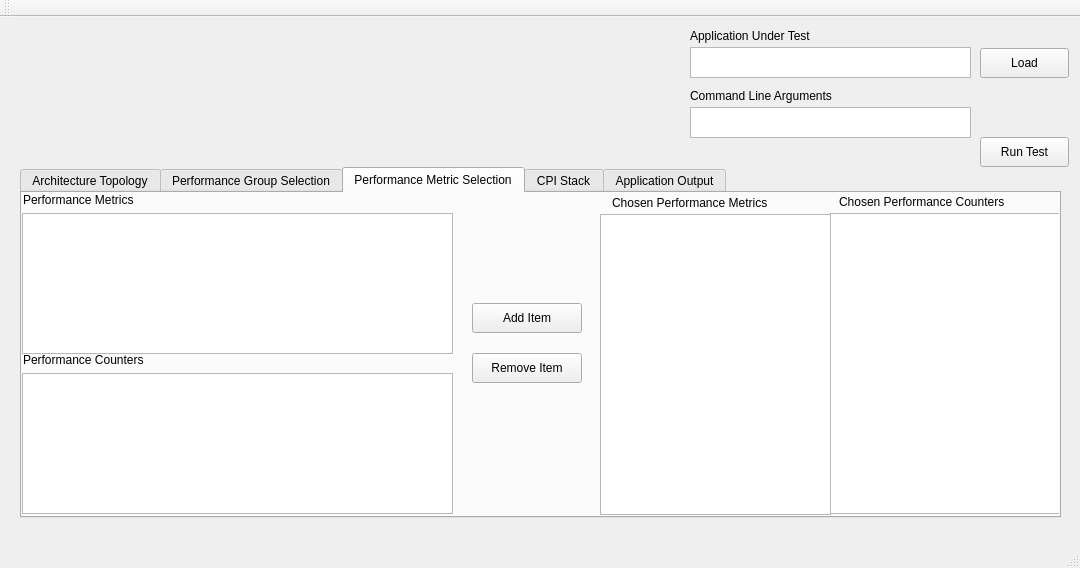
Before: the Qt Designer form Project/QuickPerformance/mainwindow.ui in Areon1031/CPE_631_Advanced_Computer_Architecture, drawn with Qt 5.
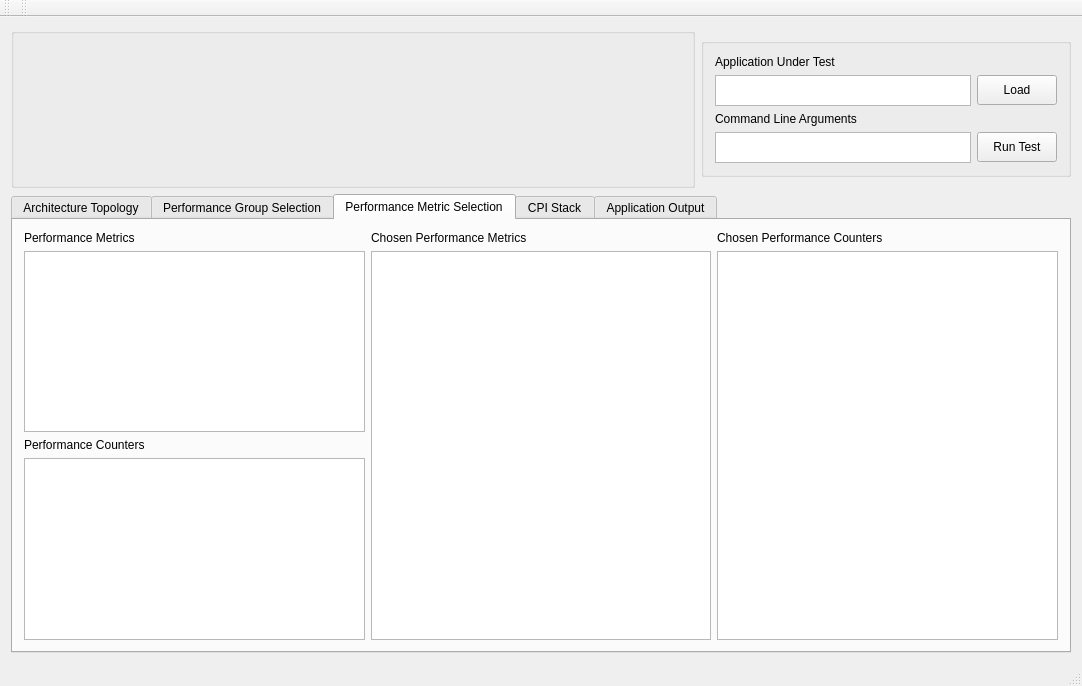
After: the same form once the commit is applied. The open tabs and pages were chosen to show the change. Custom widgets are drawn as their Qt base class.

Commit message: - Added group boxes around most items - Set fixed sizes for the widgets that won't be affected by resizing - Added Grid layouts to all of the widgets - Got the resizing to work correctly - Removed the add and remove buttons from the perf groups / metrics list

```diff
--- a/Project/QuickPerformance/mainwindow.ui
+++ b/Project/QuickPerformance/mainwindow.ui
@@ -6,87 +6,215 @@
    <rect>
     <x>0</x>
     <y>0</y>
-    <width>1080</width>
-    <height>568</height>
+    <width>1082</width>
+    <height>686</height>
    </rect>
   </property>
+  <property name="sizePolicy">
+   <sizepolicy hsizetype="Maximum" vsizetype="Maximum">
+    <horstretch>1</horstretch>
+    <verstretch>1</verstretch>
+   </sizepolicy>
+  </property>
   <property name="windowTitle">
    <string>MainWindow</string>
   </property>
+  <property name="layoutDirection">
+   <enum>Qt::LeftToRight</enum>
+  </property>
   <widget class="QWidget" name="centralWidget">
-   <widget class="QTextEdit" name="Application_Text">
-    <property name="geometry">
-     <rect>
-      <x>690</x>
-      <y>30</y>
-      <width>281</width>
-      <height>31</height>
-     </rect>
-    </property>
-    <property name="readOnly">
-     <bool>true</bool>
-    </property>
-   </widget>
+   <property name="sizePolicy">
+    <sizepolicy hsizetype="Maximum" vsizetype="Maximum">
+     <horstretch>1</horstretch>
+     <verstretch>1</verstretch>
+    </sizepolicy>
+   </property>
+   <layout class="QGridLayout" name="gridLayout_8">
+    <item row="0" column="0">
+     <widget class="QGroupBox" name="groupBox_2">
+      <property name="sizePolicy">
+       <sizepolicy hsizetype="Minimum" vsizetype="Fixed">
+        <horstretch>0</horstretch>
+        <verstretch>0</verstretch>
+       </sizepolicy>
+      </property>
+      <property name="minimumSize">
+       <size>
+        <width>260</width>
+        <height>160</height>
+       </size>
+      </property>
+      <property name="title">
+       <string/>
+      </property>
+      <layout class="QGridLayout" name="gridLayout_3">
+       <item row="0" column="0">
+        <widget class="QLabel" name="Logo">
+         <property name="sizePolicy">
+          <sizepolicy hsizetype="Fixed" vsizetype="Fixed">
+           <horstretch>0</horstretch>
+           <verstretch>0</verstretch>
+          </sizepolicy>
+         </property>
+         <property name="minimumSize">
+          <size>
+           <width>200</width>
+           <height>100</height>
+          </size>
+         </property>
+         <property name="maximumSize">
+          <size>
+           <width>200</width>
+           <height>100</height>
+          </size>
+         </property>
+         <property name="text">
+          <string/>
+         </property>
+        </widget>
+       </item>
+      </layout>
+     </widget>
+    </item>
+    <item row="0" column="1">
+     <widget class="QGroupBox" name="groupBox">
+      <property name="sizePolicy">
+       <sizepolicy hsizetype="Fixed" vsizetype="Fixed">
+        <horstretch>0</horstretch>
+        <verstretch>0</verstretch>
+       </sizepolicy>
+      </property>
+      <property name="title">
+       <string/>
+      </property>
+      <layout class="QGridLayout" name="gridLayout_2">
+       <item row="0" column="0">
    <widget class="QLabel" name="Application_Label">
-    <property name="geometry">
-     <rect>
-      <x>690</x>
-      <y>10</y>
+         <property name="sizePolicy">
+          <sizepolicy hsizetype="Fixed" vsizetype="Fixed">
+           <horstretch>0</horstretch>
+           <verstretch>0</verstretch>
+          </sizepolicy>
+         </property>
+         <property name="maximumSize">
+          <size>
       <width>161</width>
       <height>17</height>
-     </rect>
+          </size>
     </property>
     <property name="text">
      <string>Application Under Test</string>
     </property>
    </widget>
+       </item>
+       <item row="1" column="0">
+        <widget class="QTextEdit" name="Application_Text">
+         <property name="sizePolicy">
+          <sizepolicy hsizetype="Fixed" vsizetype="Fixed">
+           <horstretch>0</horstretch>
+           <verstretch>0</verstretch>
+          </sizepolicy>
+         </property>
+         <property name="maximumSize">
+          <size>
+           <width>281</width>
+           <height>31</height>
+          </size>
+         </property>
+         <property name="readOnly">
+          <bool>true</bool>
+         </property>
+        </widget>
+       </item>
+       <item row="1" column="1">
    <widget class="QPushButton" name="ApplicationLoad_pushButton">
-    <property name="geometry">
-     <rect>
-      <x>980</x>
-      <y>31</y>
+         <property name="sizePolicy">
+          <sizepolicy hsizetype="Fixed" vsizetype="Fixed">
+           <horstretch>0</horstretch>
+           <verstretch>0</verstretch>
+          </sizepolicy>
+         </property>
+         <property name="maximumSize">
+          <size>
       <width>89</width>
       <height>30</height>
-     </rect>
+          </size>
     </property>
     <property name="text">
      <string>Load</string>
     </property>
    </widget>
+       </item>
+       <item row="2" column="0">
+        <widget class="QLabel" name="CommandLineArgs_Label">
+         <property name="sizePolicy">
+          <sizepolicy hsizetype="Fixed" vsizetype="Fixed">
+           <horstretch>0</horstretch>
+           <verstretch>0</verstretch>
+          </sizepolicy>
+         </property>
+         <property name="maximumSize">
+          <size>
+           <width>190</width>
+           <height>17</height>
+          </size>
+         </property>
+         <property name="text">
+          <string>Command Line Arguments</string>
+         </property>
+        </widget>
+       </item>
+       <item row="3" column="0">
+        <widget class="QTextEdit" name="CommandLineArgs_Text">
+         <property name="sizePolicy">
+          <sizepolicy hsizetype="Fixed" vsizetype="Fixed">
+           <horstretch>0</horstretch>
+           <verstretch>0</verstretch>
+          </sizepolicy>
+         </property>
+         <property name="maximumSize">
+          <size>
+           <width>281</width>
+           <height>31</height>
+          </size>
+         </property>
+         <property name="readOnly">
+          <bool>false</bool>
+         </property>
+         <property name="acceptRichText">
+          <bool>true</bool>
+         </property>
+        </widget>
+       </item>
+       <item row="3" column="1">
    <widget class="QPushButton" name="RunTest_pushButton">
-    <property name="geometry">
-     <rect>
-      <x>980</x>
-      <y>120</y>
+         <property name="sizePolicy">
+          <sizepolicy hsizetype="Fixed" vsizetype="Fixed">
+           <horstretch>0</horstretch>
+           <verstretch>0</verstretch>
+          </sizepolicy>
+         </property>
+         <property name="maximumSize">
+          <size>
       <width>89</width>
       <height>30</height>
-     </rect>
+          </size>
     </property>
     <property name="text">
      <string>Run Test</string>
     </property>
    </widget>
-   <widget class="QLabel" name="Logo">
-    <property name="geometry">
-     <rect>
-      <x>20</x>
-      <y>10</y>
-      <width>261</width>
-      <height>131</height>
-     </rect>
-    </property>
-    <property name="text">
-     <string/>
-    </property>
-   </widget>
+       </item>
+      </layout>
+     </widget>
+    </item>
+    <item row="1" column="0" colspan="2">
    <widget class="QTabWidget" name="tabWidget">
-    <property name="geometry">
-     <rect>
-      <x>20</x>
-      <y>150</y>
-      <width>1041</width>
-      <height>351</height>
-     </rect>
+      <property name="sizePolicy">
+       <sizepolicy hsizetype="Expanding" vsizetype="Expanding">
+        <horstretch>1</horstretch>
+        <verstretch>0</verstretch>
+       </sizepolicy>
     </property>
     <property name="currentIndex">
      <number>0</number>
@@ -187,124 +315,48 @@
      <attribute name="title">
       <string>Performance Metric Selection</string>
      </attribute>
-     <widget class="QLabel" name="PerfCounters_Label">
-      <property name="geometry">
-       <rect>
-        <x>1</x>
-        <y>157</y>
-        <width>161</width>
-        <height>20</height>
-       </rect>
-      </property>
-      <property name="text">
-       <string>Performance Counters</string>
-      </property>
-     </widget>
-     <widget class="QListWidget" name="PerfCounters_List">
-      <property name="geometry">
-       <rect>
-        <x>0</x>
-        <y>180</y>
-        <width>431</width>
-        <height>141</height>
-       </rect>
-      </property>
-     </widget>
-     <widget class="QLabel" name="ChosenPerfMetrics_Label">
-      <property name="geometry">
-       <rect>
-        <x>590</x>
-        <y>0</y>
-        <width>200</width>
-        <height>20</height>
-       </rect>
-      </property>
-      <property name="text">
-       <string>Chosen Performance Metrics</string>
-      </property>
-     </widget>
-     <widget class="QPushButton" name="AddPerfMetric_pushButton">
-      <property name="geometry">
-       <rect>
-        <x>450</x>
-        <y>110</y>
-        <width>110</width>
-        <height>30</height>
-       </rect>
-      </property>
-      <property name="text">
-       <string>Add Item</string>
-      </property>
-     </widget>
-     <widget class="QListWidget" name="ChosenPerfMetrics_List">
-      <property name="geometry">
-       <rect>
-        <x>578</x>
-        <y>21</y>
-        <width>231</width>
-        <height>301</height>
-       </rect>
-      </property>
-     </widget>
-     <widget class="QPushButton" name="RemovePerfMetric_pushButton">
-      <property name="geometry">
-       <rect>
-        <x>450</x>
-        <y>160</y>
-        <width>110</width>
-        <height>30</height>
-       </rect>
-      </property>
-      <property name="text">
-       <string>Remove Item</string>
-      </property>
-     </widget>
-     <widget class="QListWidget" name="PerfMetrics_List">
-      <property name="geometry">
-       <rect>
-        <x>0</x>
-        <y>20</y>
-        <width>431</width>
-        <height>141</height>
-       </rect>
-      </property>
-     </widget>
+       <layout class="QGridLayout" name="gridLayout">
+        <item row="0" column="0">
      <widget class="QLabel" name="PerfMetrics_Label">
-      <property name="geometry">
-       <rect>
-        <x>1</x>
-        <y>-3</y>
-        <width>161</width>
-        <height>20</height>
-       </rect>
-      </property>
       <property name="text">
        <string>Performance Metrics</string>
       </property>
      </widget>
-     <widget class="QListWidget" name="ChosenPerfCounters_List">
-      <property name="geometry">
-       <rect>
-        <x>808</x>
-        <y>20</y>
-        <width>231</width>
-        <height>301</height>
-       </rect>
-      </property>
-     </widget>
+        </item>
+        <item row="0" column="1">
+         <widget class="QLabel" name="ChosenPerfMetrics_Label">
+          <property name="text">
+           <string>Chosen Performance Metrics</string>
+          </property>
+         </widget>
+        </item>
+        <item row="0" column="2">
      <widget class="QLabel" name="ChosenPerfCoutners_Label">
-      <property name="geometry">
-       <rect>
-        <x>817</x>
-        <y>-1</y>
-        <width>210</width>
-        <height>20</height>
-       </rect>
-      </property>
       <property name="text">
        <string>Chosen Performance Counters</string>
       </property>
      </widget>
+        </item>
+        <item row="1" column="0">
+         <widget class="QListWidget" name="PerfMetrics_List"/>
+        </item>
+        <item row="1" column="1" rowspan="3">
+         <widget class="QListWidget" name="ChosenPerfMetrics_List"/>
+        </item>
+        <item row="1" column="2" rowspan="3">
+         <widget class="QListWidget" name="ChosenPerfCounters_List"/>
+        </item>
+        <item row="2" column="0">
+         <widget class="QLabel" name="PerfCounters_Label">
+          <property name="text">
+           <string>Performance Counters</string>
+          </property>
+         </widget>
+        </item>
+        <item row="3" column="0">
+         <widget class="QListWidget" name="PerfCounters_List"/>
+        </item>
+       </layout>
     </widget>
     <widget class="QWidget" name="CPIStack_Tab">
      <attribute name="title">
@@ -325,47 +377,15 @@
      <attribute name="title">
       <string>Application Output</string>
      </attribute>
-     <widget class="QTextBrowser" name="ApplicationOutput_Text">
-      <property name="geometry">
-       <rect>
-        <x>0</x>
-        <y>0</y>
-        <width>1041</width>
-        <height>321</height>
-       </rect>
-      </property>
-     </widget>
-    </widget>
-   </widget>
-   <widget class="QLabel" name="CommandLineArgs_Label">
-    <property name="geometry">
-     <rect>
-      <x>690</x>
-      <y>70</y>
-      <width>190</width>
-      <height>17</height>
-     </rect>
-    </property>
-    <property name="text">
-     <string>Command Line Arguments</string>
-    </property>
-   </widget>
-   <widget class="QTextEdit" name="CommandLineArgs_Text">
-    <property name="geometry">
-     <rect>
-      <x>690</x>
-      <y>90</y>
-      <width>281</width>
-      <height>31</height>
-     </rect>
-    </property>
-    <property name="readOnly">
-     <bool>false</bool>
-    </property>
-    <property name="acceptRichText">
-     <bool>true</bool>
-    </property>
-   </widget>
+       <layout class="QGridLayout" name="gridLayout_7">
+        <item row="0" column="0">
+         <widget class="QTextBrowser" name="ApplicationOutput_Text"/>
+        </item>
+       </layout>
+      </widget>
+     </widget>
+    </item>
+   </layout>
   </widget>
   <widget class="QMenuBar" name="menuBar">
    <property name="geometry">
@@ -386,6 +406,17 @@
    </attribute>
   </widget>
   <widget class="QStatusBar" name="statusBar"/>
+  <widget class="QToolBar" name="toolBar">
+   <property name="windowTitle">
+    <string>toolBar</string>
+   </property>
+   <attribute name="toolBarArea">
+    <enum>TopToolBarArea</enum>
+   </attribute>
+   <attribute name="toolBarBreak">
+    <bool>false</bool>
+   </attribute>
+  </widget>
  </widget>
  <layoutdefault spacing="6" margin="11"/>
  <customwidgets>
```
Left out of the diff: 112 changed lines with no effect on the pictures. Lines whose indentation alone changed are shown as unchanged. The commit also changes 7 other files.
